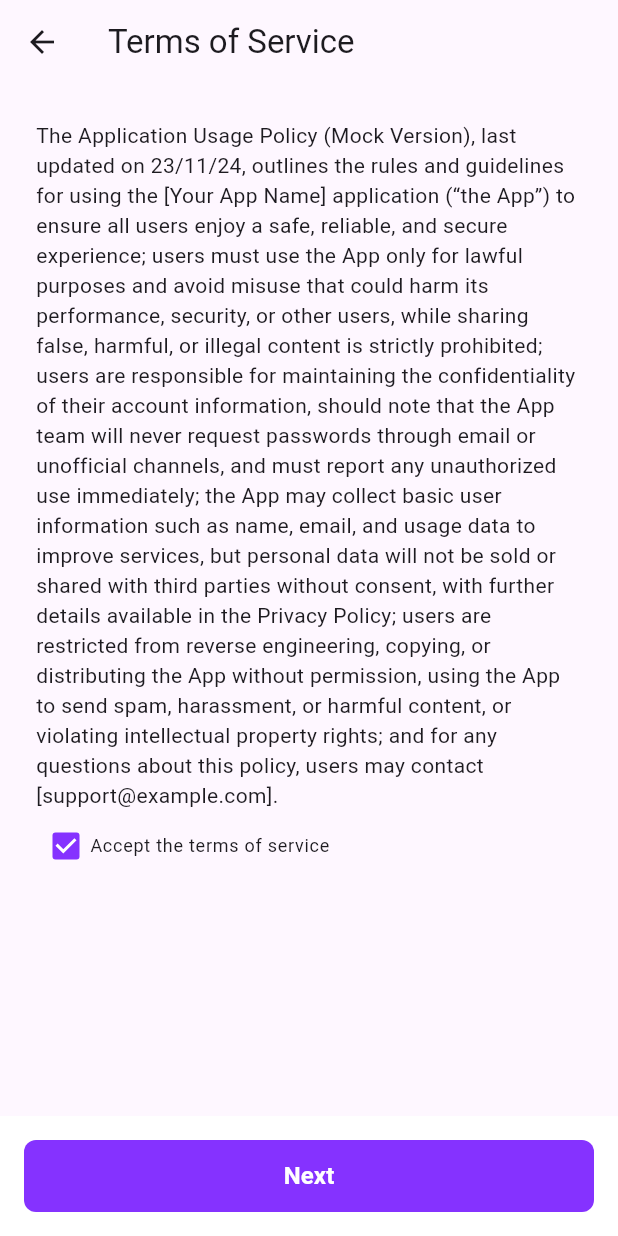
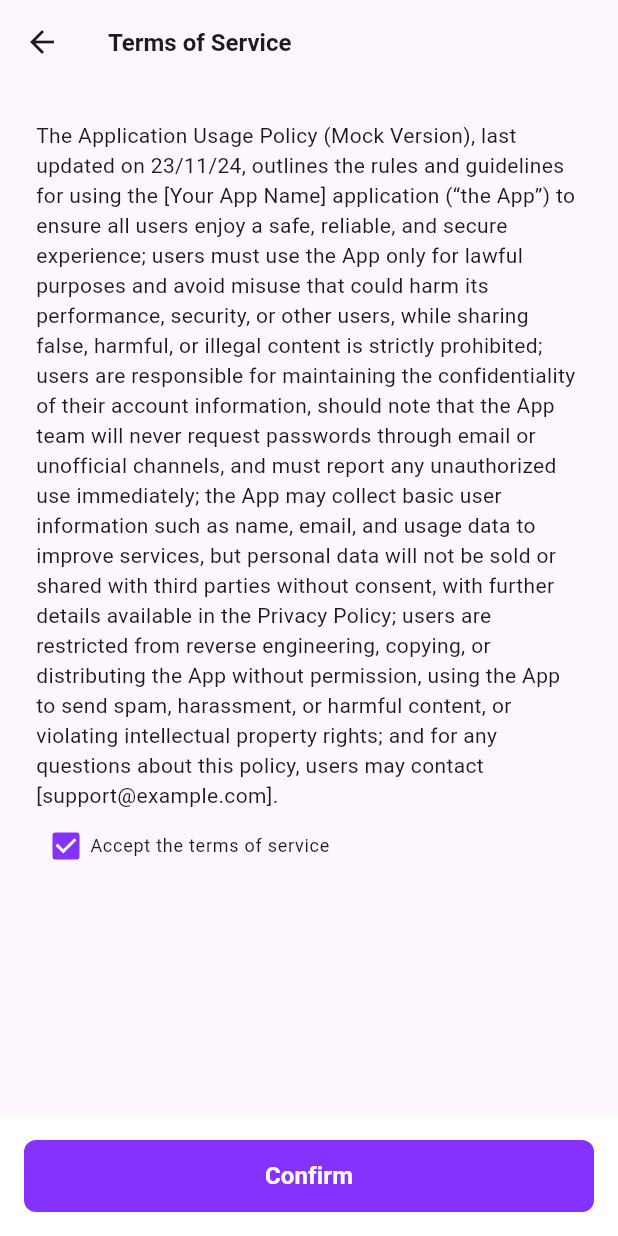
Before and after one commit to Supakorn-suri/flutter-starter-screens, a Flutter app: the ConsentScreen screen opened directly, on a phone screen of 412 x 824 dp. Run offline on Flutter 3.47's test engine with Material 3 defaults, Android fonts, the phone set to English and light mode, and no system bars; our stand-ins replace carousel_slider, settings_ui.

Commit message:
feat: update consent screen

```diff
--- a/lib/features/consent/consent_screen.dart
+++ b/lib/features/consent/consent_screen.dart
@@ -5,13 +5,17 @@ class ConsentScreen extends StatelessWidget {
   @override
   Widget build(BuildContext context) {
     return Scaffold(
-      appBar: AppBar(title: const Text("Terms of Service")),
+      appBar: AppBar(
+          title: const Text(
+        "Terms of Service",
+        style: TextStyle(fontSize: 16, fontWeight: FontWeight.bold),
+      )),
       body: Padding(
         padding: const EdgeInsets.all(24),
         child: SingleChildScrollView(
           child: Column(
             children: [
-              Text(
+              const Text(
                   'The Application Usage Policy (Mock Version), last updated on 23/11/24, outlines the rules and guidelines for using the [Your App Name] application (“the App”) to ensure all users enjoy a safe, reliable, and secure experience; users must use the App only for lawful purposes and avoid misuse that could harm its performance, security, or other users, while sharing false, harmful, or illegal content is strictly prohibited; users are responsible for maintaining the confidentiality of their account information, should note that the App team will never request passwords through email or unofficial channels, and must report any unauthorized use immediately; the App may collect basic user information such as name, email, and usage data to improve services, but personal data will not be sold or shared with third parties without consent, with further details available in the Privacy Policy; users are restricted from reverse engineering, copying, or distributing the App without permission, using the App to send spam, harassment, or harmful content, or violating intellectual property rights; and for any questions about this policy, users may contact [support@example.com].'),
               ListTileTheme(
                 horizontalTitleGap: 0,
@@ -19,7 +23,7 @@ class ConsentScreen extends StatelessWidget {
                     visualDensity: VisualDensity.compact,
                     splashRadius: 18,
                     side: const BorderSide(width: 1, color: Color(0xFFD9D9D9)),
-                    activeColor: Color(0xFF8532FF),
+                    activeColor: const Color(0xFF8532FF),
                     contentPadding: EdgeInsets.zero,
                     title: const Text(
                       'Accept the terms of service',
@@ -48,8 +52,8 @@ class ConsentScreen extends StatelessWidget {
             ),
             backgroundColor: Theme.of(context).primaryColor,
           ),
-          child: Text(
-            'Next',
+          child: const Text(
+            'Confirm',
             style: TextStyle(
                 fontSize: 16, fontWeight: FontWeight.w700, color: Colors.white),
           ),
```
